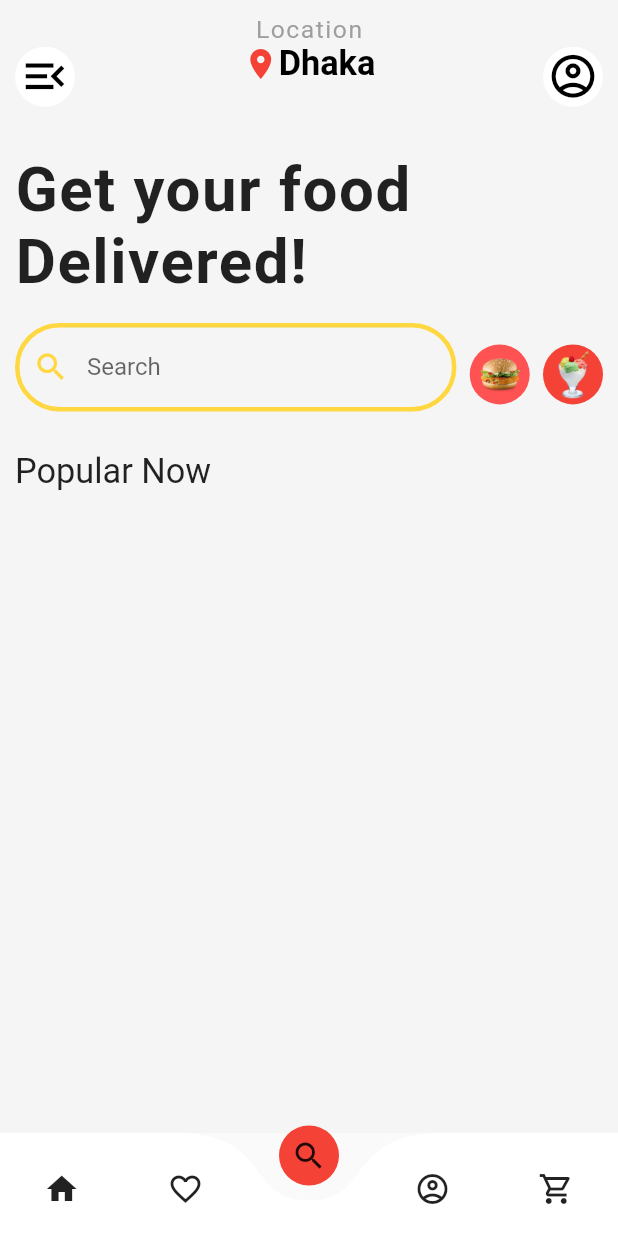
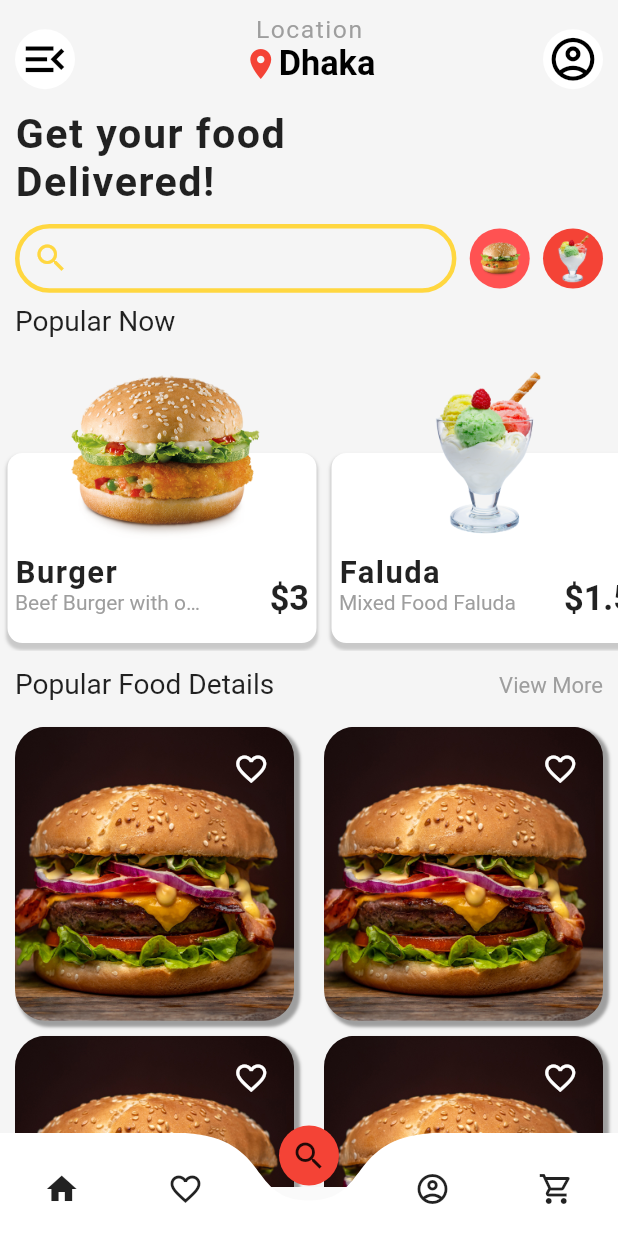
Before and after one commit to ridoy227/food_app, a Flutter app: the DashBoard screen opened directly, on a phone screen of 412 x 824 dp. Run offline on Flutter 3.47's test engine with Material 2 defaults, Android fonts, the phone set to English and light mode, and no system bars; drawn by our look-alikes of curved_navigation_bar; our stand-ins replace get; Roboto replaces fonts that are missing (dashboard).

Commit message:
Updated Some UI

```diff
--- a/lib/controllers/searchpage_controller.dart
+++ b/lib/controllers/searchpage_controller.dart
@@ -1,14 +1,15 @@
-import 'package:food_app/assets/assetslink.dart';
+import 'package:food_app/optional/assetslink.dart';
 import 'package:food_app/models/popular_item.dart';
 import 'package:get/get.dart';
 
 class SearchPageController extends GetxController{
   final List<PopularItems> popularitems = [
-    PopularItems(AssetsLink().burfericon, 'burger', 'description', '10', '4.5'),
-    PopularItems(AssetsLink().faludaicon, 'burger', 'description', '10', '4.5'),
-    PopularItems(AssetsLink().chickenimage, 'burger', 'description', '10', '4.5'),
-    PopularItems(AssetsLink().pastaicon, 'burger', 'description', '10', '4.5'),
-    PopularItems(AssetsLink().pizzaicon, 'burger', 'description', '10', '4.5'),
-    PopularItems(AssetsLink().srimpimage, 'burger', 'description', '10', '4.5'),
+    PopularItems(AssetsLink().burfericon, 'Burger', 'Beef Burger with onion', '3', '4.5'),
+    PopularItems(AssetsLink().faludaicon, 'Faluda', 'Mixed Food Faluda ', '1.5', '4.5'),
+    PopularItems(AssetsLink().pastaicon, 'Pasta', 'Maxican Pasta', '6', '4.5'),
+    PopularItems(AssetsLink().pizzaicon, 'Slice Pizza', 'Vagitable Pizza ', '1.8', '4.5'),
   ];
+
+
+
 }
--- a/lib/assets/assetslink.dart
+++ b/lib/optional/assetslink.dart
@@ -9,5 +9,4 @@ class AssetsLink{
   String srimpimage = 'assets/images/srimp_image.jpg';
   String swarmaimage = 'assets/images/swarma_image.jpg';
   String backgroundicon = 'assets/images/background.png';
-
 }
--- a/lib/views/pages/dashboard.dart
+++ b/lib/views/pages/dashboard.dart
@@ -28,15 +28,24 @@ class DashBoard extends StatelessWidget {
   Widget build(BuildContext context) {
 
     return  Scaffold(
-
       extendBody: true,
-      bottomNavigationBar:  CurvedNavigationBar(
-
-        buttonBackgroundColor: Colors.red,
 
 
+
+      bottomNavigationBar:
+
+
+          SizedBox(
+            height: Get.height/25,
+            child: CurvedNavigationBar(
+                  color: Colors.white,
+
+             height: Get.height/12,
+                  buttonBackgroundColor: Colors.red,
                   backgroundColor: Colors.transparent,
                   index: 2,
+
+
 
 
                   onTap: (value) {
@@ -47,7 +56,7 @@ class DashBoard extends StatelessWidget {
 
 
                   },
-        height: Get.height/12,
+
 
 
                   items: const  [
@@ -59,11 +68,17 @@ class DashBoard extends StatelessWidget {
                   ]
 
                   ),
-      body: SafeArea(
-        child: Obx((){
+          ),
+
+
+
+
+
+      body: Obx((){
             return _pages[_searchPageController.index.value];
           }),
-      )
+
+
 
 
 
--- a/lib/views/pages/search_page.dart
+++ b/lib/views/pages/search_page.dart
@@ -1,27 +1,37 @@
 import 'package:flutter/material.dart';
 import 'package:food_app/views/widgets/dashboard_topnav.dart';
+import 'package:food_app/views/widgets/popular_Items_screen.dart';
 import 'package:food_app/views/widgets/search_bar.dart';
 import 'package:get/get.dart';
+
+import '../widgets/popular_food_details.dart';
 
 class SearchPage extends StatelessWidget {
   const SearchPage({super.key});
 
   @override
   Widget build(BuildContext context) {
-    return SafeArea(
-      bottom: false,
+    return Scaffold(
+      extendBody: true,
+
+      body: SafeArea(
+
+      child: SingleChildScrollView(
         child: Container(
               height: Get.height,
               width: Get.width,
               color: Colors.grey[100],
               child: Column(
                 children: [
+                  //for top height
                  const SizedBox(height: 10,),
+                 //Customised App Bar
                   const TopNav(),
+                  //Text Item
                   Container(
                     padding: const EdgeInsets.symmetric(
                       horizontal: 10,
-                    vertical: 10
+                      vertical: 5
                     ),
 
                     width: Get.width,
@@ -29,7 +39,7 @@ class SearchPage extends StatelessWidget {
                     child: Text('Get your food\nDelivered!',
                     style: TextStyle(
                       fontFamily: 'dashboard',
-                    fontSize: Get.width/10,
+                      fontSize: Get.width/15,
                       fontWeight: FontWeight.bold,
                       letterSpacing: 1
 
@@ -37,30 +47,71 @@ class SearchPage extends StatelessWidget {
                     ),
 
                   ),
+                    //custom Searchbar
+                  SearchBar(),
 
-               const SearchBar(),
+                 //Popular now text
                   Container(
-                  padding: EdgeInsets.symmetric(
+                    padding: const EdgeInsets.symmetric(
                       horizontal: 10,
-                    vertical: 10
+                     vertical: 2
                     ),
                     alignment: Alignment.topLeft,
 
                     child: Text('Popular Now',
                       style: TextStyle(
                         fontFamily: 'dashboard',
-                      fontSize: Get.width/18,
+                        fontSize: Get.width/22,
 
 
 
                       ),
                       ),
                   ),
+                  //end of popular now
+                   PopularItemsScreen(),
+
+                   //top food details
+                   Container(
+                    padding: const EdgeInsets.symmetric(
+                      horizontal: 10,
+
+                    ),
+                    height: Get.height/18 ,
+                    width: Get.width,
+
+                    child: Row(
+                      mainAxisAlignment: MainAxisAlignment.spaceBetween,
+                      children: [
+                        Text('Popular Food Details',
+                        style: TextStyle(
+                          fontSize: Get.width/22
+                        ),
+                        ),
+                        InkWell(
+                          child: Text('View More',
+                          style: TextStyle(
+                          fontSize: Get.width/28,
+                          color: Colors.grey
+                        ),
+
+                          ),
+                        )
+                      ],
+                    ),
+                   ),
+
+                   Expanded(
+                    child: PopularFoodDetailsGrid()
+
+                    ),
 
 
                 ],
               ),
             ),
+      ),
+    ),
     );
   }
 }
--- a/lib/views/widgets/dashboard_topnav.dart
+++ b/lib/views/widgets/dashboard_topnav.dart
@@ -10,7 +10,7 @@ class TopNav extends StatelessWidget {
                     horizontal: 10
                   ),
 
-                  height: Get.height/10,
+                  height: Get.height/14,
                   width: Get.width,
                   child: Row(
                     mainAxisAlignment: MainAxisAlignment.spaceBetween,
--- /dev/null
+++ b/lib/views/widgets/popular_Items_screen.dart
@@ -0,0 +1,117 @@
+import 'package:flutter/material.dart';
+import 'package:get/get.dart';
+
+import '../../controllers/searchpage_controller.dart';
+class PopularItemsScreen extends StatelessWidget {
+   PopularItemsScreen({super.key});
+  final _searchPageController = Get.put(SearchPageController());
+
+  @override
+  Widget build(BuildContext context) {
+    return Container(
+      height: Get.height/4,
+      width: Get.width,
+
+      child: ListView.builder(
+        scrollDirection: Axis.horizontal,
+        itemCount: _searchPageController.popularitems.length,
+        itemBuilder: ((context, index) {
+          return Padding(
+            padding: const EdgeInsets.all(5),
+            child: Stack(
+              children: [
+                Container(
+                  alignment: Alignment.bottomCenter,
+
+
+
+
+                  child: Column(
+                    mainAxisAlignment: MainAxisAlignment.end,
+                    children: [
+                      Container(
+                        padding: const EdgeInsets.symmetric(
+                          horizontal: 5
+                        ),
+                        alignment: Alignment.bottomCenter,
+                        height: Get.height/6.5,
+                        width: Get.width/2,
+                        decoration: BoxDecoration(
+                              borderRadius: BorderRadius.circular(10),
+                              color: Colors.white,
+                              boxShadow: [
+                                BoxShadow(
+                                  color: Colors.grey.withOpacity(0.5),
+                                  blurRadius: 1,
+                                  spreadRadius: 1,
+                                  offset: const Offset(0, 3),
+                                  )
+                              ]
+                             ),
+                        child: Row(
+                          crossAxisAlignment: CrossAxisAlignment.center,
+                          mainAxisAlignment: MainAxisAlignment.spaceBetween,
+                          children: [
+                            Container(
+                              height: Get.height/14,
+                              width: Get.width/3.2,
+
+
+                              child: Column(
+                                mainAxisAlignment: MainAxisAlignment.start,
+                                crossAxisAlignment: CrossAxisAlignment.start,
+                                children: [
+                                  Text( _searchPageController.popularitems[index].title,
+                                  overflow: TextOverflow.ellipsis,
+                                  style: TextStyle(
+                                    fontSize: Get.width/20,
+                                    fontWeight: FontWeight.bold,
+                                    fontFamily: 'dashboard',
+                                    letterSpacing: 1
+                                  ),
+                                   ),
+                                  Text( _searchPageController.popularitems[index].description ,
+                                  overflow: TextOverflow.ellipsis,
+                                  style: TextStyle(
+                                    color: Colors.grey
+                                  ),
+                                  ),
+                                ],
+                              ),
+                            ),
+                            Text('\$${_searchPageController.popularitems[index].price}',
+                            overflow: TextOverflow.ellipsis,
+                            style: TextStyle(
+                                    fontSize: Get.width/18,
+                                    fontWeight: FontWeight.bold,
+                                    fontFamily: 'dashboard'
+                                  )
+                            )
+                          ],
+                        ),
+                      )
+                    ],
+                  )
+                ),
+                Positioned(
+                  top: 0,
+                  child: Container(
+                    height: Get.height/6,
+                    width: Get.width/2,
+
+
+
+                    child: Image.asset(_searchPageController.popularitems[index].imglink,
+                    fit: BoxFit.fitHeight,
+                    ),
+                  )
+                  )
+
+              ],
+            ),
+          );
+        })
+        ),
+    );
+  }
+}
--- /dev/null
+++ b/lib/views/widgets/popular_food_details.dart
@@ -0,0 +1,66 @@
+import 'package:flutter/material.dart';
+import 'package:food_app/controllers/searchpage_controller.dart';
+import 'package:food_app/optional/assetslink.dart';
+import 'package:get/get.dart';
+
+
+class PopularFoodDetailsGrid extends StatelessWidget {
+   PopularFoodDetailsGrid({super.key});
+  SearchPageController _searchPageController = Get.put(SearchPageController());
+
+  @override
+  Widget build(BuildContext context) {
+    return Container(
+      height: Get.height,
+      child: GridView.builder(
+                        itemCount: _searchPageController.popularitems.length,
+                        gridDelegate: const SliverGridDelegateWithFixedCrossAxisCount(
+                          crossAxisCount: 2,
+
+
+                          ),
+
+
+
+                        itemBuilder: (context,index){
+                          return Padding(
+                            padding: const EdgeInsets.symmetric(
+                              horizontal: 10,
+                              vertical: 5
+                            ),
+                            child: Stack(
+                              children: [
+                                Container(
+                                  decoration: BoxDecoration(
+                                    borderRadius: BorderRadius.circular(Get.width/20),
+                                    boxShadow: [
+                                      BoxShadow(
+                                        blurRadius: 1,
+                                        color: Colors.grey,
+                                        spreadRadius: 1,
+                                        offset: Offset(3, 3)
+                                      )
+                                    ]
+                                  ),
+                                  height: Get.height/3.8,
+                                  child: ClipRRect(
+                                    borderRadius: BorderRadius.circular(Get.width/20),
+
+                                    child: Image.asset(AssetsLink().burgerimage, fit: BoxFit.fitHeight,)),
+                                ),
+                                Positioned(
+                                  top: Get.width/25,
+                                  right: Get.width/25,
+                                  child: Icon(Icons.favorite_border, color: Colors.white,)
+                                )
+
+                              ],
+                            ),
+
+                          );
+                        }
+
+                        ),
+    );
+  }
+}
--- a/lib/views/widgets/search_bar.dart
+++ b/lib/views/widgets/search_bar.dart
@@ -1,5 +1,5 @@
 import 'package:flutter/material.dart';
-import 'package:food_app/assets/assetslink.dart';
+import 'package:food_app/optional/assetslink.dart';
 import 'package:get/get.dart';
 
 class SearchBar extends StatelessWidget {
@@ -9,9 +9,9 @@ class SearchBar extends StatelessWidget {
   Widget build(BuildContext context) {
     return Container(
       padding: EdgeInsets.symmetric(
-              horizontal: 10
+              horizontal: 10,
             ),
-      height: Get.height/10,
+      height: Get.height/14,
       width: Get.width,
 
       child: Row(
@@ -19,7 +19,7 @@ class SearchBar extends StatelessWidget {
         children: [
           Container(
 
-            height:Get.height/12,
+            height:Get.height/18,
             width: Get.width/1.4,
             child: TextField(
 
@@ -42,7 +42,7 @@ class SearchBar extends StatelessWidget {
                     width: 3
                   )
                 ),
-                hintText: 'Search',
+
 
               ),
             ),
```
Lines whose indentation alone changed are shown as unchanged.
